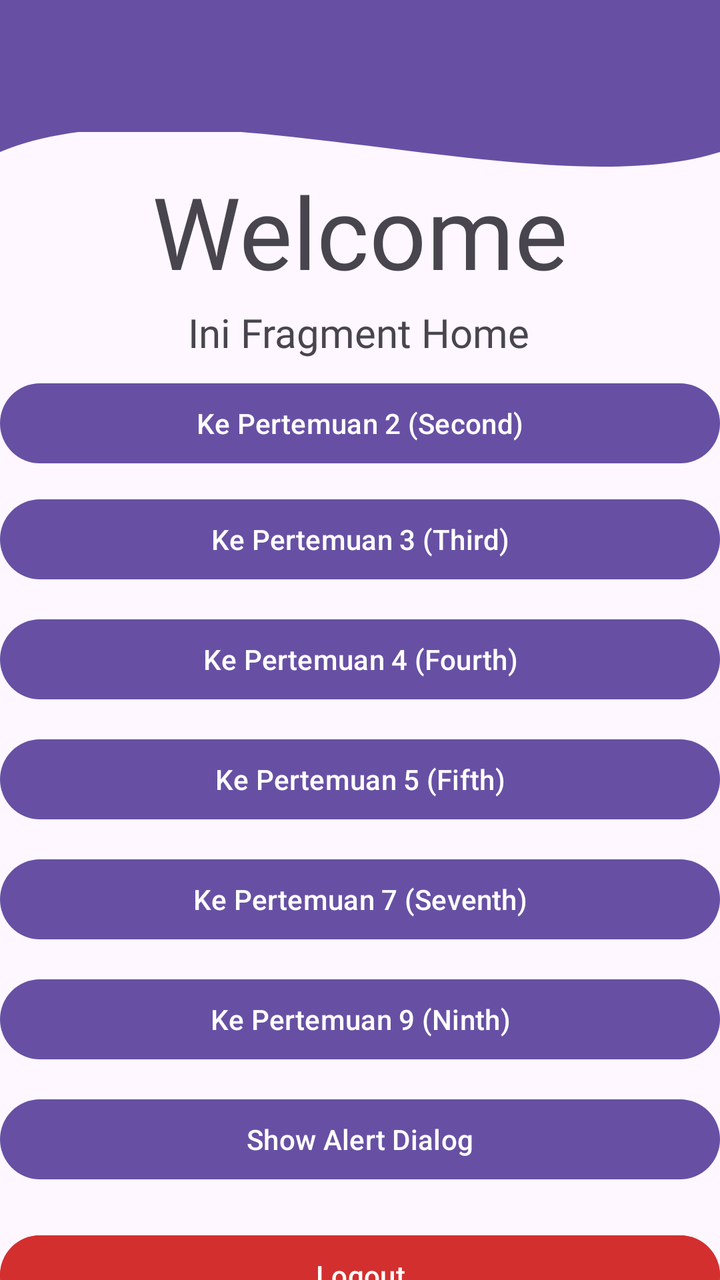
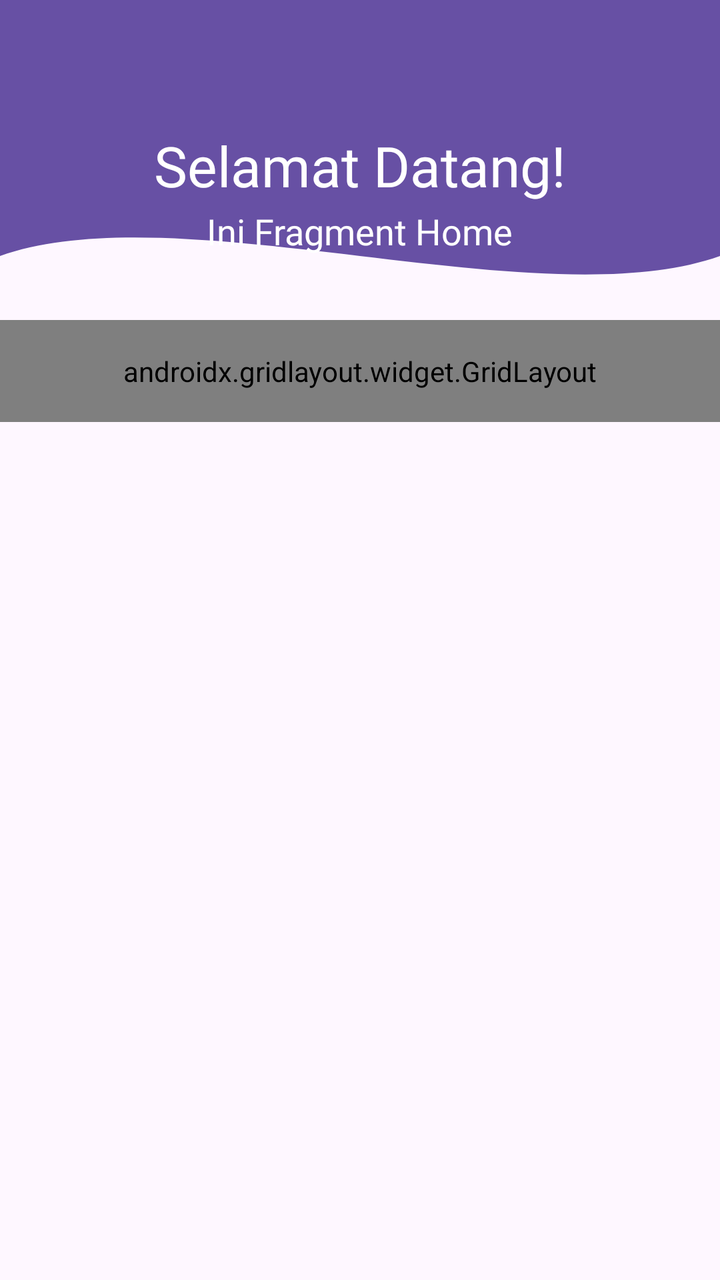

Screens rendered from an Android XML layout before and after an edit, with the pre-edit source and the edit as a unified diff.
<!-- AndroidManifest.xml: application theme Theme.Proxima_Centauri_B_Owen_3TIE -->
<!-- res/layout/fragment_home.xml -->
<?xml version="1.0" encoding="utf-8"?>
<androidx.constraintlayout.widget.ConstraintLayout xmlns:android="http://schemas.android.com/apk/res/android"
    xmlns:app="http://schemas.android.com/apk/res-auto"
    xmlns:tools="http://schemas.android.com/tools"
    android:layout_width="match_parent"
    android:layout_height="match_parent"
    tools:context=".Home.HomeFragment">
    <View
        android:id="@+id/background_header"
        android:layout_width="0dp"
        android:layout_height="190dp"
        android:background="@drawable/bg_header_wave"
        app:layout_constraintStart_toStartOf="parent"
        app:layout_constraintEnd_toEndOf="parent"
        app:layout_constraintTop_toTopOf="parent"/>

    <androidx.appcompat.widget.Toolbar
        android:id="@+id/toolbar"
        android:layout_width="match_parent"
        android:layout_height="wrap_content"
        android:layout_marginStart="1dp"
        android:layout_marginTop="2dp"
        android:layout_marginEnd="1dp"
        android:background="?attr/colorPrimary"
        android:minHeight="?attr/actionBarSize"
        android:theme="?attr/actionBarTheme"
        app:layout_constraintEnd_toEndOf="parent"
        app:layout_constraintStart_toStartOf="parent"
        app:layout_constraintTop_toTopOf="parent" />

    <TextView
        android:id="@+id/textView1"
        android:layout_width="wrap_content"
        android:layout_height="wrap_content"
        android:layout_marginTop="16dp"
        android:fontFamily="@font/bebasneue_regular"
        android:text="Welcome"
        android:textSize="50sp"
        app:layout_constraintEnd_toEndOf="parent"
        app:layout_constraintStart_toStartOf="parent"
        app:layout_constraintTop_toBottomOf="@+id/toolbar" />

    <TextView
        android:id="@+id/textView2"
        android:layout_width="wrap_content"
        android:layout_height="wrap_content"
        android:layout_marginTop="4dp"
        android:fontFamily="@font/bebasneue_regular"
        android:text="Ini Fragment Home"
        android:textSize="20sp"
        app:layout_constraintEnd_toEndOf="parent"
        app:layout_constraintHorizontal_bias="0.498"
        app:layout_constraintStart_toStartOf="parent"
        app:layout_constraintTop_toBottomOf="@+id/textView1" />

    <Button
        android:id="@+id/btnToSecond"
        android:layout_width="match_parent"
        android:layout_height="wrap_content"
        android:layout_marginTop="8dp"
        android:text="Ke Pertemuan 2 (Second)"
        app:layout_constraintEnd_toEndOf="@+id/btnToThird"
        app:layout_constraintHorizontal_bias="0.0"
        app:layout_constraintStart_toStartOf="@+id/btnToThird"
        app:layout_constraintTop_toBottomOf="@+id/textView2" />

    <Button
        android:id="@+id/btnToThird"
        android:layout_width="match_parent"
        android:layout_height="wrap_content"
        android:layout_marginTop="10dp"
        android:text="Ke Pertemuan 3 (Third)"
        app:layout_constraintEnd_toEndOf="@+id/btnToFourth"
        app:layout_constraintStart_toStartOf="@+id/btnToFourth"
        app:layout_constraintTop_toBottomOf="@+id/btnToSecond" />

    <Button
        android:id="@+id/btnToFourth"
        android:layout_width="match_parent"
        android:layout_height="wrap_content"
        android:layout_marginTop="12dp"
        android:text="Ke Pertemuan 4 (Fourth)"
        app:layout_constraintEnd_toEndOf="@+id/btnToFifth"
        app:layout_constraintStart_toStartOf="@+id/btnToFifth"
        app:layout_constraintTop_toBottomOf="@+id/btnToThird" />

    <Button
        android:id="@+id/btnToFifth"
        android:layout_width="match_parent"
        android:layout_height="wrap_content"
        android:layout_marginTop="12dp"
        android:text="Ke Pertemuan 5 (Fifth)"
        app:layout_constraintEnd_toEndOf="@+id/btnToSeventh"
        app:layout_constraintStart_toStartOf="@+id/btnToSeventh"
        app:layout_constraintTop_toBottomOf="@+id/btnToFourth" />

    <Button
        android:id="@+id/btnToSeventh"
        android:layout_width="match_parent"
        android:layout_height="wrap_content"
        android:layout_marginTop="12dp"
        android:text="Ke Pertemuan 7 (Seventh)"
        app:layout_constraintEnd_toEndOf="@+id/btnToNinth"
        app:layout_constraintStart_toStartOf="@+id/btnToNinth"
        app:layout_constraintTop_toBottomOf="@+id/btnToFifth" />

    <Button
        android:id="@+id/btnToNinth"
        android:layout_width="match_parent"
        android:layout_height="wrap_content"
        android:layout_marginTop="12dp"
        android:text="Ke Pertemuan 9 (Ninth)"
        app:layout_constraintEnd_toEndOf="@+id/btnShowAlertDialog"
        app:layout_constraintStart_toStartOf="@+id/btnShowAlertDialog"
        app:layout_constraintTop_toBottomOf="@+id/btnToSeventh" />

    <Button
        android:id="@+id/btnShowAlertDialog"
        android:layout_width="match_parent"
        android:layout_height="wrap_content"
        android:layout_marginTop="12dp"
        android:text="Show Alert Dialog"
        app:layout_constraintEnd_toEndOf="parent"
        app:layout_constraintStart_toStartOf="parent"
        app:layout_constraintTop_toBottomOf="@+id/btnToNinth" />

    <Button
        android:id="@+id/btnLogout"
        android:layout_width="match_parent"
        android:layout_height="wrap_content"
        android:layout_marginTop="20dp"
        android:backgroundTint="#D32F2F"
        android:text="Logout"
        app:layout_constraintEnd_toEndOf="parent"
        app:layout_constraintStart_toStartOf="parent"
        app:layout_constraintTop_toBottomOf="@+id/btnShowAlertDialog" />

</androidx.constraintlayout.widget.ConstraintLayout>
<!-- resources referenced by this layout -->
<resources>
  <!-- drawable bg_header_wave (drawable) -->
  <?xml version="1.0" encoding="utf-8"?>
  <vector xmlns:android="http://schemas.android.com/apk/res/android"
      android:width="100dp"
      android:height="100dp"
      android:viewportWidth="100"
      android:viewportHeight="100">
  
      
      <path
          android:fillColor="?attr/colorPrimary"
          android:pathData="
              M0,0
              L100,0
              L100,40
              C 75,55
                25,20
                0,40
              Z" />
  </vector>
  <style name="Theme.Proxima_Centauri_B_Owen_3TIE" parent="Base.Theme.Proxima_Centauri_B_Owen_3TIE" />
  <style name="Base.Theme.Proxima_Centauri_B_Owen_3TIE" parent="Theme.Material3.DayNight.NoActionBar">
          
          
      </style>
</resources>

<!-- the commit's change to res/layout/fragment_home.xml (unified diff, before → after) -->
@@ -5,23 +5,21 @@
     android:layout_width="match_parent"
     android:layout_height="match_parent"
     tools:context=".Home.HomeFragment">
+
     <View
         android:id="@+id/background_header"
         android:layout_width="0dp"
-        android:layout_height="190dp"
+        android:layout_height="160dp"
         android:background="@drawable/bg_header_wave"
+        app:layout_constraintEnd_toEndOf="parent"
         app:layout_constraintStart_toStartOf="parent"
-        app:layout_constraintEnd_toEndOf="parent"
-        app:layout_constraintTop_toTopOf="parent"/>
+        app:layout_constraintTop_toTopOf="parent" />
 
     <androidx.appcompat.widget.Toolbar
         android:id="@+id/toolbar"
         android:layout_width="match_parent"
         android:layout_height="wrap_content"
-        android:layout_marginStart="1dp"
-        android:layout_marginTop="2dp"
-        android:layout_marginEnd="1dp"
-        android:background="?attr/colorPrimary"
+        android:background="@android:color/transparent"
         android:minHeight="?attr/actionBarSize"
         android:theme="?attr/actionBarTheme"
         app:layout_constraintEnd_toEndOf="parent"
@@ -29,13 +27,13 @@
         app:layout_constraintTop_toTopOf="parent" />
 
     <TextView
-        android:id="@+id/textView1"
+        android:id="@+id/tvWelcome"
         android:layout_width="wrap_content"
         android:layout_height="wrap_content"
-        android:layout_marginTop="16dp"
         android:fontFamily="@font/bebasneue_regular"
-        android:text="Welcome"
-        android:textSize="50sp"
+        android:text="Selamat Datang!"
+        android:textColor="@android:color/white"
+        android:textSize="28sp"
         app:layout_constraintEnd_toEndOf="parent"
         app:layout_constraintStart_toStartOf="parent"
         app:layout_constraintTop_toBottomOf="@+id/toolbar" />
@@ -44,95 +42,75 @@
         android:id="@+id/textView2"
         android:layout_width="wrap_content"
         android:layout_height="wrap_content"
-        android:layout_marginTop="4dp"
+        android:layout_marginTop="2dp"
         android:fontFamily="@font/bebasneue_regular"
         android:text="Ini Fragment Home"
-        android:textSize="20sp"
+        android:textColor="@android:color/white"
+        android:textSize="18sp"
         app:layout_constraintEnd_toEndOf="parent"
-        app:layout_constraintHorizontal_bias="0.498"
         app:layout_constraintStart_toStartOf="parent"
-        app:layout_constraintTop_toBottomOf="@+id/textView1" />
+        app:layout_constraintTop_toBottomOf="@+id/tvWelcome" />
 
-    <Button
-        android:id="@+id/btnToSecond"
+    <androidx.gridlayout.widget.GridLayout
+        android:id="@+id/gridLayoutHome"
         android:layout_width="match_parent"
         android:layout_height="wrap_content"
-        android:layout_marginTop="8dp"
-        android:text="Ke Pertemuan 2 (Second)"
-        app:layout_constraintEnd_toEndOf="@+id/btnToThird"
-        app:layout_constraintHorizontal_bias="0.0"
-        app:layout_constraintStart_toStartOf="@+id/btnToThird"
-        app:layout_constraintTop_toBottomOf="@+id/textView2" />
-
-    <Button
-        android:id="@+id/btnToThird"
-        android:layout_width="match_parent"
-        android:layout_height="wrap_content"
-        android:layout_marginTop="10dp"
-        android:text="Ke Pertemuan 3 (Third)"
-        app:layout_constraintEnd_toEndOf="@+id/btnToFourth"
-        app:layout_constraintStart_toStartOf="@+id/btnToFourth"
-        app:layout_constraintTop_toBottomOf="@+id/btnToSecond" />
-
-    <Button
-        android:id="@+id/btnToFourth"
-        android:layout_width="match_parent"
-        android:layout_height="wrap_content"
-        android:layout_marginTop="12dp"
-        android:text="Ke Pertemuan 4 (Fourth)"
-        app:layout_constraintEnd_toEndOf="@+id/btnToFifth"
-        app:layout_constraintStart_toStartOf="@+id/btnToFifth"
-        app:layout_constraintTop_toBottomOf="@+id/btnToThird" />
-
-    <Button
-        android:id="@+id/btnToFifth"
-        android:layout_width="match_parent"
-        android:layout_height="wrap_content"
-        android:layout_marginTop="12dp"
-        android:text="Ke Pertemuan 5 (Fifth)"
-        app:layout_constraintEnd_toEndOf="@+id/btnToSeventh"
-        app:layout_constraintStart_toStartOf="@+id/btnToSeventh"
-        app:layout_constraintTop_toBottomOf="@+id/btnToFourth" />
-
-    <Button
-        android:id="@+id/btnToSeventh"
-        android:layout_width="match_parent"
-        android:layout_height="wrap_content"
-        android:layout_marginTop="12dp"
-        android:text="Ke Pertemuan 7 (Seventh)"
-        app:layout_constraintEnd_toEndOf="@+id/btnToNinth"
-        app:layout_constraintStart_toStartOf="@+id/btnToNinth"
-        app:layout_constraintTop_toBottomOf="@+id/btnToFifth" />
-
-    <Button
-        android:id="@+id/btnToNinth"
-        android:layout_width="match_parent"
-        android:layout_height="wrap_content"
-        android:layout_marginTop="12dp"
-        android:text="Ke Pertemuan 9 (Ninth)"
-        app:layout_constraintEnd_toEndOf="@+id/btnShowAlertDialog"
-        app:layout_constraintStart_toStartOf="@+id/btnShowAlertDialog"
-        app:layout_constraintTop_toBottomOf="@+id/btnToSeventh" />
-
-    <Button
-        android:id="@+id/btnShowAlertDialog"
-        android:layout_width="match_parent"
-        android:layout_height="wrap_content"
-        android:layout_marginTop="12dp"
-        android:text="Show Alert Dialog"
+        android:padding="16dp"
+        app:columnCount="2"
+        app:useDefaultMargins="true"
         app:layout_constraintEnd_toEndOf="parent"
         app:layout_constraintStart_toStartOf="parent"
-        app:layout_constraintTop_toBottomOf="@+id/btnToNinth" />
+        app:layout_constraintTop_toBottomOf="@+id/background_header">
 
-    <Button
-        android:id="@+id/btnLogout"
-        android:layout_width="match_parent"
-        android:layout_height="wrap_content"
-        android:layout_marginTop="20dp"
-        android:backgroundTint="#D32F2F"
-        android:text="Logout"
-        app:layout_constraintEnd_toEndOf="parent"
-        app:layout_constraintStart_toStartOf="parent"
-        app:layout_constraintTop_toBottomOf="@+id/btnShowAlertDialog" />
+        <com.google.android.material.button.MaterialButton
+            android:id="@+id/btnToSecond"
+            android:text="Ke Pertemuan 2"
+            app:layout_columnWeight="1"
+            app:layout_gravity="fill_horizontal" />
+
+        <com.google.android.material.button.MaterialButton
+            android:id="@+id/btnToThird"
+            android:text="Ke Pertemuan 3"
+            app:layout_columnWeight="1"
+            app:layout_gravity="fill_horizontal" />
+
+        <com.google.android.material.button.MaterialButton
+            android:id="@+id/btnToFourth"
+            android:text="Ke Pertemuan 4"
+            app:layout_columnWeight="1"
+            app:layout_gravity="fill_horizontal" />
+
+        <com.google.android.material.button.MaterialButton
+            android:id="@+id/btnToFifth"
+            android:text="Ke Pertemuan 5"
+            app:layout_columnWeight="1"
+            app:layout_gravity="fill_horizontal" />
+
+        <com.google.android.material.button.MaterialButton
+            android:id="@+id/btnToSeventh"
+            android:text="Ke Pertemuan 7"
+            app:layout_columnWeight="1"
+            app:layout_gravity="fill_horizontal" />
+
+        <com.google.android.material.button.MaterialButton
+            android:id="@+id/btnToNinth"
+            android:text="Ke Pertemuan 9"
+            app:layout_columnWeight="1"
+            app:layout_gravity="fill_horizontal" />
+
+        <com.google.android.material.button.MaterialButton
+            android:id="@+id/btnShowAlertDialog"
+            android:text="Show Alert"
+            app:layout_columnWeight="1"
+            app:layout_gravity="fill_horizontal" />
+
+        <com.google.android.material.button.MaterialButton
+            android:id="@+id/btnLogout"
+            android:backgroundTint="#D32F2F"
+            android:text="Logout"
+            app:layout_columnWeight="1"
+            app:layout_gravity="fill_horizontal" />
+
+    </androidx.gridlayout.widget.GridLayout>
 
 </androidx.constraintlayout.widget.ConstraintLayout>
<!-- resource entries referenced after the edit -->
@@ -8,16 +8,15 @@
       android:viewportWidth="100"
       android:viewportHeight="100">
   
-      
       <path
           android:fillColor="?attr/colorPrimary"
           android:pathData="
               M0,0
               L100,0
-              L100,40
-              C 75,55
-                25,20
-                0,40
+              L100,80
+              C 75,100
+                25,60
+                0,80
               Z" />
   </vector>
   <style name="Theme.Proxima_Centauri_B_Owen_3TIE" parent="Base.Theme.Proxima_Centauri_B_Owen_3TIE" />
